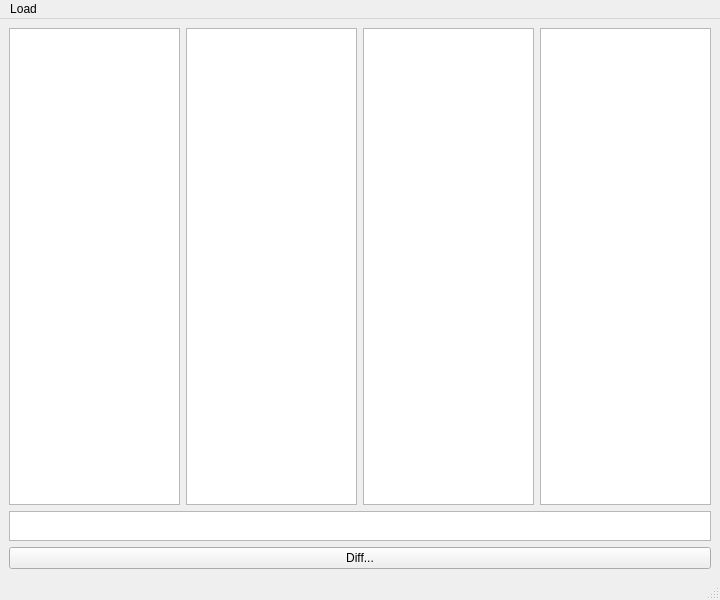
Before: the Qt Designer form src/dds_main_window.ui in wroyca/dds, drawn with Qt 5.
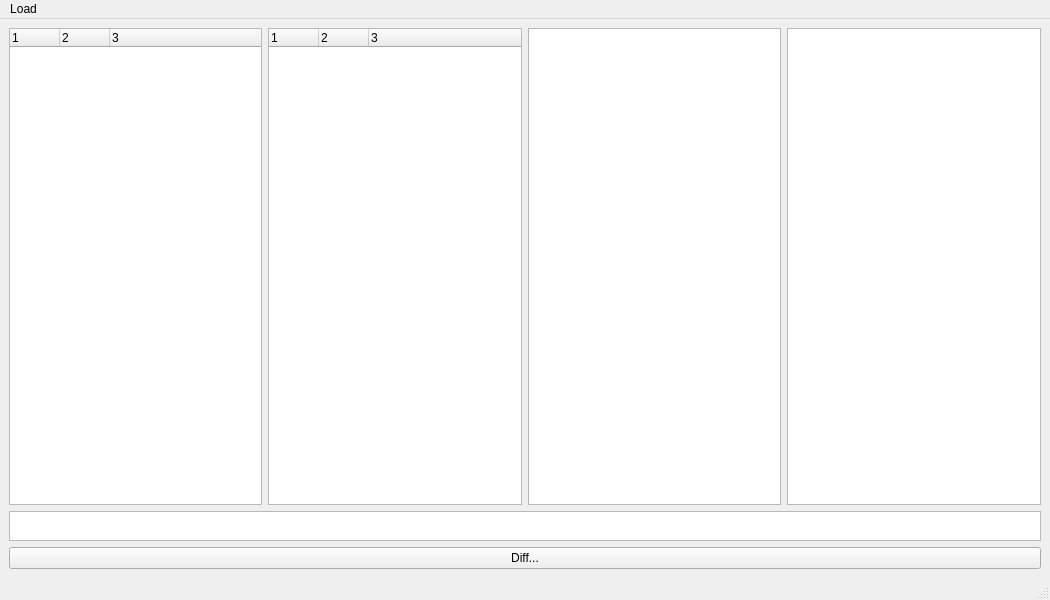
After: the same form once the commit is applied.

Commit message: Foreground color on diff

```diff
--- a/src/dds_main_window.ui
+++ b/src/dds_main_window.ui
@@ -6,7 +6,7 @@
    <rect>
     <x>0</x>
     <y>0</y>
-    <width>720</width>
+    <width>1050</width>
     <height>600</height>
    </rect>
   </property>
@@ -22,14 +22,30 @@
         <property name="rootIsDecorated">
          <bool>false</bool>
         </property>
+        <property name="columnCount">
+         <number>3</number>
+        </property>
         <attribute name="headerVisible">
-         <bool>false</bool>
+         <bool>true</bool>
+        </attribute>
+        <attribute name="headerDefaultSectionSize">
+         <number>50</number>
         </attribute>
         <column>
          <property name="text">
           <string notr="true">1</string>
          </property>
         </column>
+        <column>
+         <property name="text">
+          <string notr="true">2</string>
+         </property>
+        </column>
+        <column>
+         <property name="text">
+          <string notr="true">3</string>
+         </property>
+        </column>
        </widget>
       </item>
       <item>
@@ -37,14 +53,33 @@
         <property name="rootIsDecorated">
          <bool>false</bool>
         </property>
+        <property name="columnCount">
+         <number>3</number>
+        </property>
         <attribute name="headerVisible">
-         <bool>false</bool>
+         <bool>true</bool>
+        </attribute>
+        <attribute name="headerDefaultSectionSize">
+         <number>50</number>
+        </attribute>
+        <attribute name="headerStretchLastSection">
+         <bool>true</bool>
         </attribute>
         <column>
          <property name="text">
           <string notr="true">1</string>
          </property>
         </column>
+        <column>
+         <property name="text">
+          <string notr="true">2</string>
+         </property>
+        </column>
+        <column>
+         <property name="text">
+          <string notr="true">3</string>
+         </property>
+        </column>
        </widget>
       </item>
       <item>
@@ -79,7 +114,7 @@
     <rect>
      <x>0</x>
      <y>0</y>
-     <width>720</width>
+     <width>1050</width>
      <height>22</height>
     </rect>
    </property>
```
The commit also changes 1 other file.
